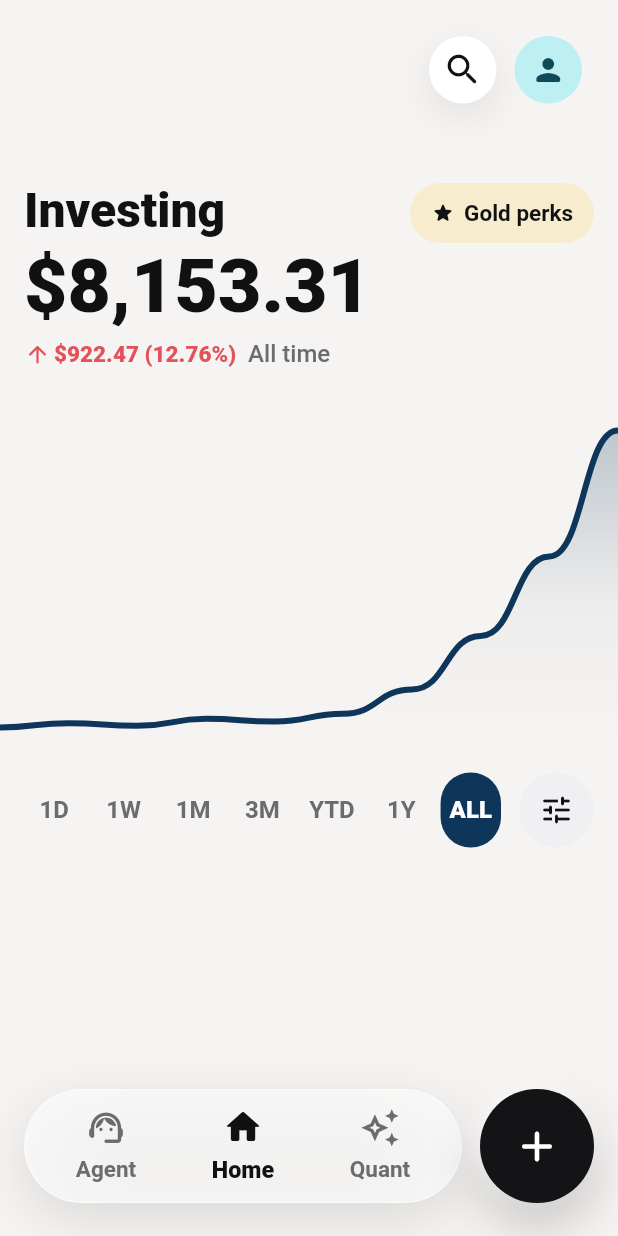
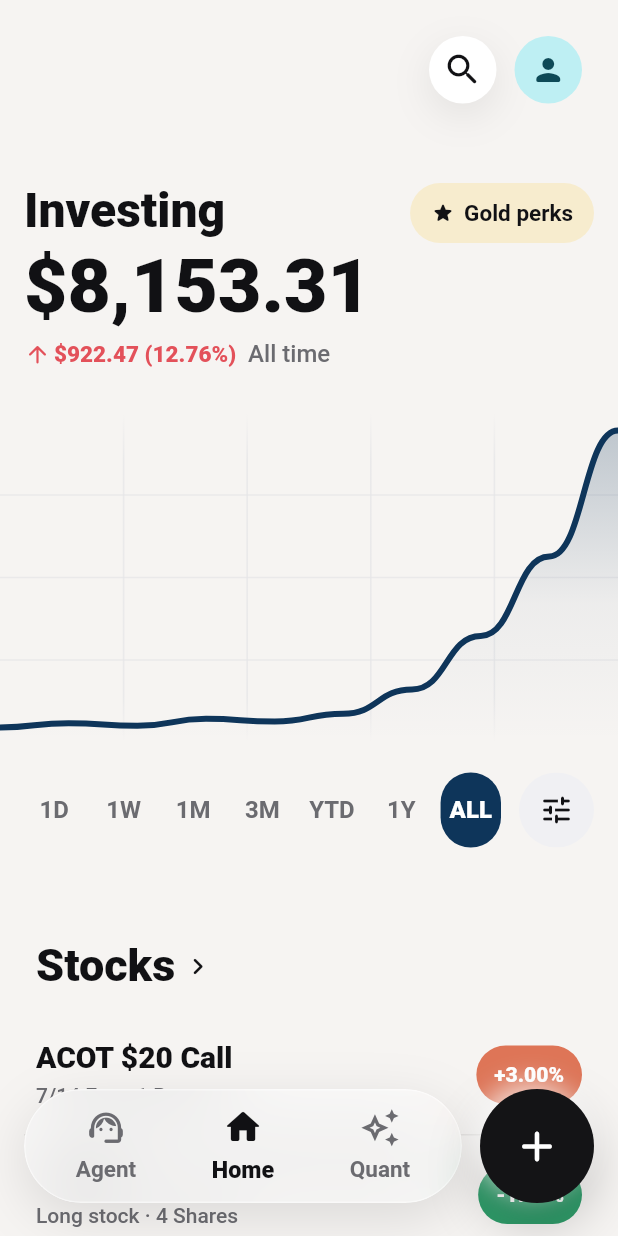
Before and after one commit to miebadebaba/stockapp-frontend, a Flutter app: the RootShell screen opened directly, on a phone screen of 412 x 824 dp. Run offline on Flutter 3.47's test engine with Material 3 defaults, Android fonts, the phone set to English and light mode, and no system bars; Roboto replaces fonts that are missing (SF Pro Rounded).

Commit message:
v4-homepage done

```diff
--- a/flutter_stockapp/lib/features/home/home_page.dart
+++ b/flutter_stockapp/lib/features/home/home_page.dart
@@ -1,8 +1,10 @@
 import 'package:flutter/material.dart';
 
 import '../../core/theme/app_colors.dart';
+import '../../core/theme/app_spacing.dart';
 import '../../core/widgets/animated_page_wrapper.dart';
 import 'widgets/investing_chart_card.dart';
+import 'widgets/stock_list_section.dart';
 
 class HomePage extends StatelessWidget {
   const HomePage({super.key});
@@ -17,6 +19,27 @@ class HomePage extends StatelessWidget {
     'ALL': [18, 18.5, 18.2, 19.0, 18.7, 19.6, 22.4, 28.6, 37.8, 52.4],
   };
 
+  static const List<StockListItemData> _mockStocks = [
+    StockListItemData(
+      id: 'acot-call',
+      title: 'ACOT \$20 Call',
+      subtitle: '7/14 Exp · 1 Buy',
+      changePercent: 3.00,
+    ),
+    StockListItemData(
+      id: 'tsla-common',
+      title: 'TSLA',
+      subtitle: 'Long stock · 4 Shares',
+      changePercent: -1.42,
+    ),
+    StockListItemData(
+      id: 'nvda-call',
+      title: 'NVDA \$160 Call',
+      subtitle: '8/02 Exp · 2 Buys',
+      changePercent: 6.85,
+    ),
+  ];
+
   @override
   Widget build(BuildContext context) {
     return AnimatedPageWrapper(
@@ -30,7 +53,10 @@ class HomePage extends StatelessWidget {
               padding: const EdgeInsets.fromLTRB(0, 96, 0, 140),
               child: ConstrainedBox(
                 constraints: const BoxConstraints(maxWidth: 760),
-                child: InvestingChartCard(
+                child: Column(
+                  crossAxisAlignment: CrossAxisAlignment.start,
+                  children: [
+                    InvestingChartCard(
                       title: 'Investing',
                       amountText: '\$8,153.31',
                       changeText: '\$922.47 (12.76%)',
@@ -44,6 +70,20 @@ class HomePage extends StatelessWidget {
                       onBadgeTap: () {},
                       onSettingsTap: () {},
                     ),
+                    const SizedBox(height: AppSpacing.xxl),
+                    Padding(
+                      padding: const EdgeInsets.symmetric(
+                        horizontal: AppSpacing.lg,
+                      ),
+                      child: StockListSection(
+                        titleText: 'Stocks',
+                        stocks: _mockStocks,
+                        onTitleTap: () {},
+                        onStockTap: (_) {},
+                      ),
+                    ),
+                  ],
+                ),
               ),
             ),
           ),
--- a/flutter_stockapp/lib/features/home/widgets/investing_chart_card.dart
+++ b/flutter_stockapp/lib/features/home/widgets/investing_chart_card.dart
@@ -566,6 +566,8 @@ class _InvestingChartPainter extends CustomPainter {
       ..lineTo(points.first.dx, size.height)
       ..close();
 
+    _drawGrid(canvas, size);
+
     final gradient = LinearGradient(
       begin: Alignment.topCenter,
       end: Alignment.bottomCenter,
@@ -614,6 +616,34 @@ class _InvestingChartPainter extends CustomPainter {
     }
   }
 
+  void _drawGrid(Canvas canvas, Size size) {
+    const rows = 3;
+    const columns = 4;
+    final paint = Paint()
+      ..strokeWidth = 1.1
+      ..shader = LinearGradient(
+        begin: Alignment.topCenter,
+        end: Alignment.bottomCenter,
+        colors: [
+          AppColors.outlineSoft.withValues(alpha: 0.0),
+          AppColors.outlineSoft.withValues(alpha: 0.72),
+          AppColors.outlineSoft.withValues(alpha: 0.72),
+          AppColors.outlineSoft.withValues(alpha: 0.0),
+        ],
+        stops: const [0, 0.14, 0.86, 1],
+      ).createShader(Offset.zero & size);
+
+    for (var i = 1; i <= rows; i++) {
+      final y = size.height * i / (rows + 1);
+      canvas.drawLine(Offset(0, y), Offset(size.width, y), paint);
+    }
+
+    for (var i = 1; i <= columns; i++) {
+      final x = size.width * i / (columns + 1);
+      canvas.drawLine(Offset(x, 0), Offset(x, size.height), paint);
+    }
+  }
+
   Path _buildSmoothPath(List<Offset> points) {
     final path = Path()..moveTo(points.first.dx, points.first.dy);
     for (var i = 0; i < points.length - 1; i++) {
--- /dev/null
+++ b/flutter_stockapp/lib/features/home/widgets/stock_list_section.dart
@@ -0,0 +1,183 @@
+import 'package:flutter/material.dart';
+
+import '../../../core/theme/app_colors.dart';
+import '../../../core/theme/app_spacing.dart';
+
+class StockListItemData {
+  const StockListItemData({
+    required this.id,
+    required this.title,
+    required this.subtitle,
+    required this.changePercent,
+  });
+
+  final String id;
+  final String title;
+  final String subtitle;
+  final double changePercent;
+}
+
+class StockListSection extends StatelessWidget {
+  const StockListSection({
+    required this.titleText,
+    required this.stocks,
+    this.onTitleTap,
+    this.onStockTap,
+    super.key,
+  });
+
+  final String titleText;
+  final List<StockListItemData> stocks;
+  final VoidCallback? onTitleTap;
+  final ValueChanged<String>? onStockTap;
+
+  @override
+  Widget build(BuildContext context) {
+    final theme = Theme.of(context);
+
+    return Column(
+      crossAxisAlignment: CrossAxisAlignment.start,
+      children: [
+        Material(
+          color: Colors.transparent,
+          child: InkWell(
+            borderRadius: BorderRadius.circular(AppRadius.pill),
+            onTap: onTitleTap,
+            child: Padding(
+              padding: const EdgeInsets.symmetric(
+                horizontal: AppSpacing.sm,
+                vertical: AppSpacing.xs,
+              ),
+              child: Row(
+                mainAxisSize: MainAxisSize.min,
+                children: [
+                  Text(
+                    titleText,
+                    style: theme.textTheme.headlineMedium?.copyWith(
+                      fontSize: 30,
+                      height: 1.12,
+                    ),
+                  ),
+                  const SizedBox(width: AppSpacing.xs),
+                  const Icon(
+                    Icons.chevron_right_rounded,
+                    size: 22,
+                    color: AppColors.textPrimary,
+                  ),
+                ],
+              ),
+            ),
+          ),
+        ),
+        const SizedBox(height: AppSpacing.lg),
+        ListView.separated(
+          itemCount: stocks.length,
+          shrinkWrap: true,
+          physics: const NeverScrollableScrollPhysics(),
+          itemBuilder: (context, index) {
+            final stock = stocks[index];
+            return _StockListTile(
+              stock: stock,
+              onTap: onStockTap == null ? null : () => onStockTap!(stock.id),
+            );
+          },
+          separatorBuilder: (context, index) {
+            return Container(
+              height: 1,
+              margin: const EdgeInsets.symmetric(vertical: AppSpacing.xs),
+              color: AppColors.textPrimary.withValues(alpha: 0.08),
+            );
+          },
+        ),
+      ],
+    );
+  }
+}
+
+class _StockListTile extends StatelessWidget {
+  const _StockListTile({required this.stock, this.onTap});
+
+  final StockListItemData stock;
+  final VoidCallback? onTap;
+
+  @override
+  Widget build(BuildContext context) {
+    final theme = Theme.of(context);
+    final isPositive = stock.changePercent >= 0;
+    final badgeColor = isPositive
+        ? const Color(0xFFDE7557)
+        : const Color(0xFF2D9B68);
+    final sign = isPositive ? '+' : '';
+    final percentLabel = '$sign${stock.changePercent.toStringAsFixed(2)}%';
+
+    return Material(
+      color: Colors.transparent,
+      child: InkWell(
+        borderRadius: BorderRadius.circular(AppRadius.md),
+        onTap: onTap,
+        splashColor: AppColors.textPrimary.withValues(alpha: 0.03),
+        highlightColor: Colors.transparent,
+        child: Ink(
+          padding: const EdgeInsets.symmetric(
+            horizontal: AppSpacing.sm,
+            vertical: AppSpacing.md,
+          ),
+          decoration: BoxDecoration(
+            color: Colors.transparent,
+            borderRadius: BorderRadius.circular(AppRadius.md),
+          ),
+          child: Row(
+            children: [
+              Expanded(
+                child: Column(
+                  crossAxisAlignment: CrossAxisAlignment.start,
+                  children: [
+                    Text(
+                      stock.title,
+                      maxLines: 1,
+                      overflow: TextOverflow.ellipsis,
+                      style: theme.textTheme.titleMedium?.copyWith(
+                        fontSize: 20,
+                        fontWeight: FontWeight.w800,
+                        color: AppColors.textPrimary,
+                      ),
+                    ),
+                    const SizedBox(height: AppSpacing.xs),
+                    Text(
+                      stock.subtitle,
+                      maxLines: 1,
+                      overflow: TextOverflow.ellipsis,
+                      style: theme.textTheme.bodyMedium?.copyWith(
+                        fontSize: 14,
+                        color: AppColors.textSecondary,
+                      ),
+                    ),
+                  ],
+                ),
+              ),
+              const SizedBox(width: AppSpacing.lg),
+              Container(
+                padding: const EdgeInsets.symmetric(
+                  horizontal: AppSpacing.md,
+                  vertical: 10,
+                ),
+                decoration: BoxDecoration(
+                  color: badgeColor,
+                  borderRadius: BorderRadius.circular(AppRadius.pill),
+                ),
+                child: Text(
+                  percentLabel,
+                  style: theme.textTheme.bodyMedium?.copyWith(
+                    color: Colors.white,
+                    fontWeight: FontWeight.w800,
+                    fontSize: 14,
+                  ),
+                ),
+              ),
+            ],
+          ),
+        ),
+      ),
+    );
+  }
+}
```
Lines whose indentation alone changed are shown as unchanged.
